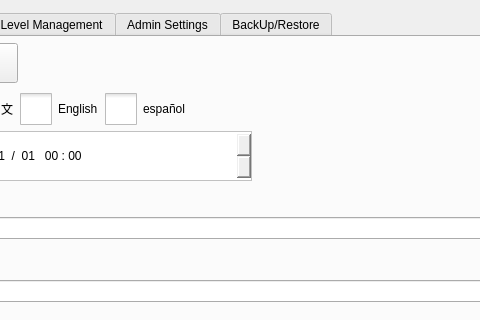
Qt form hcsettings/ichcsystemsettingsframe.ui (dongdong-2009/3-5AxisRobot) before a commit; both pictures show x 134 to 614 and y 0 to 320 of the 1196 by 463 pixel window.
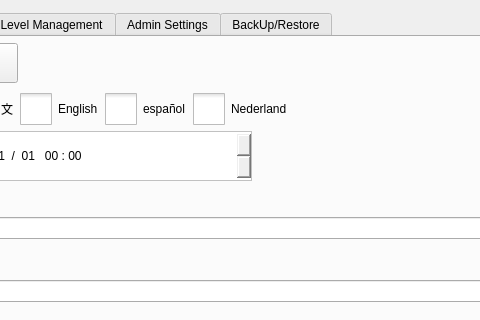
The same form after that commit. Icons and pictures are not drawn. Custom widgets are drawn as their Qt base class.

Patch:
```diff
--- a/hcsettings/ichcsystemsettingsframe.ui
+++ b/hcsettings/ichcsystemsettingsframe.ui
@@ -240,6 +240,41 @@
            </attribute>
           </widget>
          </item>
+         <item>
+          <widget class="QCheckBox" name="nederlandBox">
+           <property name="styleSheet">
+            <string notr="true">::indicator {
+     width: 32px;
+     height: 32px;
+ }
+
+::indicator:unchecked 
+{
+     image: url(:/resource/check_unchecked.png);
+ }
+::indicator:checked 
+{
+     image: url(:/resource/check_checked.png);
+ }
+
+QRadioButton::indicator:checked:disabled
+{
+ image: url(:/resource/check_checked_disable.png);
+}
+
+QRadioButton::indicator:unchecked:disabled
+{
+ image: url(:/resource/check_unchecked_disable.png);
+}</string>
+           </property>
+           <property name="text">
+            <string>Nederland</string>
+           </property>
+           <attribute name="buttonGroup">
+            <string notr="true">languageButtonGroup</string>
+           </attribute>
+          </widget>
+         </item>
          <item>
           <spacer name="horizontalSpacer">
            <property name="orientation">
```
Left out of the diff: 2 changed lines with no effect on the pictures.
